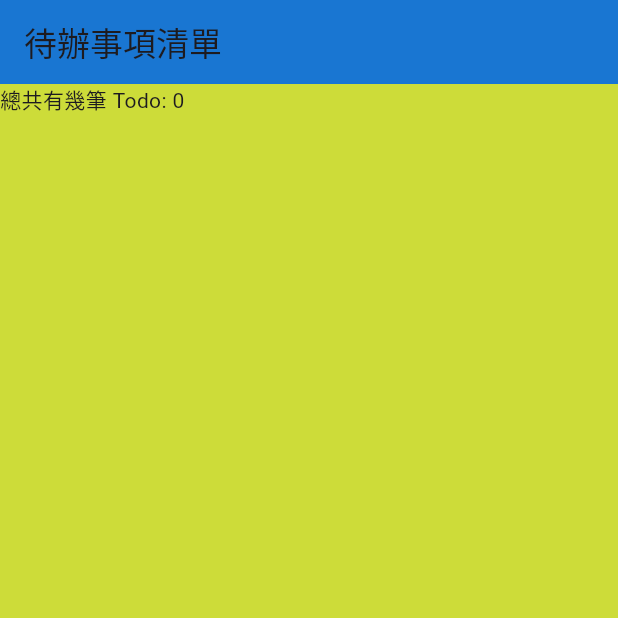
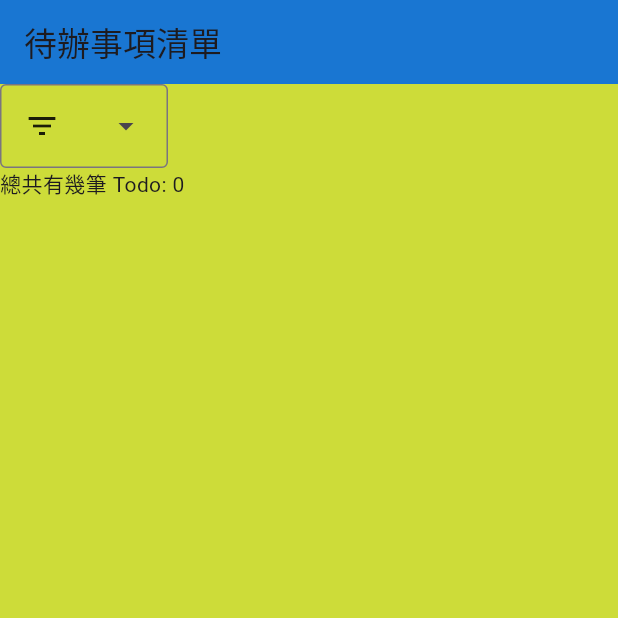
Before and after one commit to Sayoko123f/lab_flutter, a Flutter app: the screen it shows after launch, on a phone screen of 412 x 824 dp, the top half of it. Run offline on Flutter 3.47's test engine with Material 3 defaults, Android fonts, the phone set to English and light mode, and no system bars; our stand-ins replace go_router; network calls fail.

```diff
--- a/lib/ui/todo/todo.screen.dart
+++ b/lib/ui/todo/todo.screen.dart
@@ -1,12 +1,8 @@
-import 'dart:collection';
-import 'dart:io';
-
 import 'package:flutter/material.dart';
 import 'package:provider/provider.dart';
 
-import '../../api/todo.dart';
-
-final TodoStore todoStore = TodoStore();
+import 'todo.api.dart';
+import 'todo.store.dart';
 
 class TodoScreen extends StatelessWidget {
   const TodoScreen({super.key});
@@ -26,36 +22,20 @@ class TodoScreen extends StatelessWidget {
             color: Colors.lime,
             child: const Column(
               crossAxisAlignment: CrossAxisAlignment.start,
-              children: [TodoTotalText(), Expanded(child: TodoList())],
+              children: [
+                Row(children: [
+                  DropdownMenu(
+                    label: Icon(Icons.filter_list),
+                    dropdownMenuEntries: [],
+                  )
+                ]),
+                TodoTotalText(),
+                Expanded(child: TodoList())
+              ],
             ),
           ),
         ));
   }
-}
-
-class TodoStore extends ChangeNotifier {
-  List<Todo> _todos = [];
-
-  TodoStore() {
-    refresh();
-  }
-
-  Future<void> refresh() async {
-    try {
-      debugPrint('refresh.');
-      var res = await fetchAll();
-      _todos = res.toList();
-    } on HttpException {
-      debugPrint('[Todo.refresh]: HttpException');
-    } catch (error) {
-      debugPrint(error.toString());
-      debugPrint('any error.');
-    } finally {
-      notifyListeners();
-    }
-  }
-
-  UnmodifiableListView<Todo> get todos => UnmodifiableListView(_todos);
 }
 
 class TodoTotalText extends StatefulWidget {
--- /dev/null
+++ b/lib/ui/todo/todo.store.dart
@@ -0,0 +1,48 @@
+import 'dart:collection';
+import 'dart:io';
+
+import 'package:flutter/material.dart';
+
+import 'todo.api.dart';
+
+final todoStore = TodoStore();
+
+class TodoStore extends ChangeNotifier {
+  Iterable<Todo> _todos = [];
+  String? filterState;
+
+  TodoStore() {
+    refresh();
+  }
+
+  Future<void> refresh() async {
+    try {
+      debugPrint('refresh.');
+      _todos = await fetchAll();
+    } on HttpException {
+      debugPrint('[Todo.refresh]: HttpException');
+    } catch (error) {
+      debugPrint(error.toString());
+      debugPrint('any error.');
+    } finally {
+      notifyListeners();
+    }
+  }
+
+  UnmodifiableListView<Todo> get todos => UnmodifiableListView(_todos);
+
+  UnmodifiableListView<Todo> get filtered => UnmodifiableListView(
+      _todos.where((e) => filterState == null ? true : e.state == filterState));
+}
+
+class TodoState {
+  final String label;
+  final String value;
+  TodoState(this.value, this.label);
+}
+
+final Map<String, TodoState> todoStateMap = {
+  'Pending': TodoState('Pending', '待處理'),
+  'Progress': TodoState('Progress', '進行中'),
+  'Resolved': TodoState('Resolved', '已完成'),
+};
```
Also changed, not shown: lib/ui/todo/todo.api.dart (renamed from lib/api/todo.dart).
